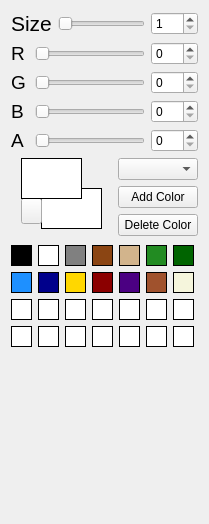
This is ui/widgets/parameters/brush.ui in ArkKos1/worldbuilder as Qt 5 draws it before an edit. The edited form follows.
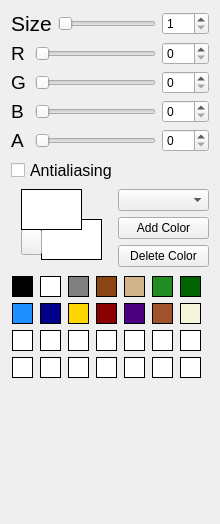
This is the edited form. Icons and pictures are not drawn.

The edit to the form file:
```diff
--- a/ui/widgets/parameters/brush.ui
+++ b/ui/widgets/parameters/brush.ui
@@ -6,7 +6,7 @@
    <rect>
     <x>0</x>
     <y>0</y>
-    <width>198</width>
+    <width>220</width>
     <height>524</height>
    </rect>
   </property>
@@ -183,6 +183,18 @@
        </item>
       </layout>
      </item>
+     <item>
+      <widget class="QCheckBox" name="antialiasingCheckBox">
+       <property name="font">
+        <font>
+         <pointsize>12</pointsize>
+        </font>
+       </property>
+       <property name="text">
+        <string>Antialiasing</string>
+       </property>
+      </widget>
+     </item>
      <item>
       <layout class="QHBoxLayout" name="horizontalLayout">
        <item>
@@ -904,7 +916,7 @@
        <property name="sizeHint" stdset="0">
         <size>
          <width>20</width>
-         <height>108</height>
+         <height>78</height>
         </size>
        </property>
       </spacer>
```
